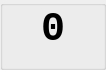
This is src/gui/ValueDock.ui in eringerli/QtOpenGuidance as Qt 5 draws it before an edit. The edited form follows.
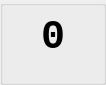
This is the edited form.

Commit message: Less margin in docks

The edit to the form file:
```diff
--- a/src/gui/ValueDock.ui
+++ b/src/gui/ValueDock.ui
@@ -6,14 +6,23 @@
    <rect>
     <x>0</x>
     <y>0</y>
-    <width>104</width>
-    <height>70</height>
+    <width>106</width>
+    <height>85</height>
    </rect>
   </property>
+  <property name="sizePolicy">
+   <sizepolicy hsizetype="Expanding" vsizetype="Expanding">
+    <horstretch>0</horstretch>
+    <verstretch>0</verstretch>
+   </sizepolicy>
+  </property>
   <property name="windowTitle">
    <string>Meter</string>
   </property>
-  <layout class="QGridLayout" name="gridLayout">
+  <layout class="QVBoxLayout" name="verticalLayout">
+   <property name="spacing">
+    <number>0</number>
+   </property>
    <property name="leftMargin">
     <number>0</number>
    </property>
@@ -26,26 +35,14 @@
    <property name="bottomMargin">
     <number>0</number>
    </property>
-   <property name="horizontalSpacing">
-    <number>6</number>
-   </property>
-   <property name="verticalSpacing">
-    <number>0</number>
-   </property>
-   <item row="0" column="0">
+   <item>
     <widget class="QLabel" name="lbMeter">
      <property name="sizePolicy">
-      <sizepolicy hsizetype="Preferred" vsizetype="MinimumExpanding">
+      <sizepolicy hsizetype="Expanding" vsizetype="Expanding">
        <horstretch>0</horstretch>
-       <verstretch>1</verstretch>
+       <verstretch>0</verstretch>
       </sizepolicy>
      </property>
-     <property name="minimumSize">
-      <size>
-       <width>100</width>
-       <height>0</height>
-      </size>
-     </property>
      <property name="font">
       <font>
        <family>Monospace</family>
@@ -60,15 +57,18 @@
      <property name="text">
       <string>0</string>
      </property>
+     <property name="textFormat">
+      <enum>Qt::PlainText</enum>
+     </property>
      <property name="alignment">
       <set>Qt::AlignCenter</set>
      </property>
     </widget>
    </item>
-   <item row="1" column="0">
+   <item>
     <widget class="QLabel" name="lbName">
      <property name="sizePolicy">
-      <sizepolicy hsizetype="Preferred" vsizetype="Minimum">
+      <sizepolicy hsizetype="Minimum" vsizetype="Minimum">
        <horstretch>0</horstretch>
        <verstretch>0</verstretch>
       </sizepolicy>
```
The commit also changes 15 other files.
